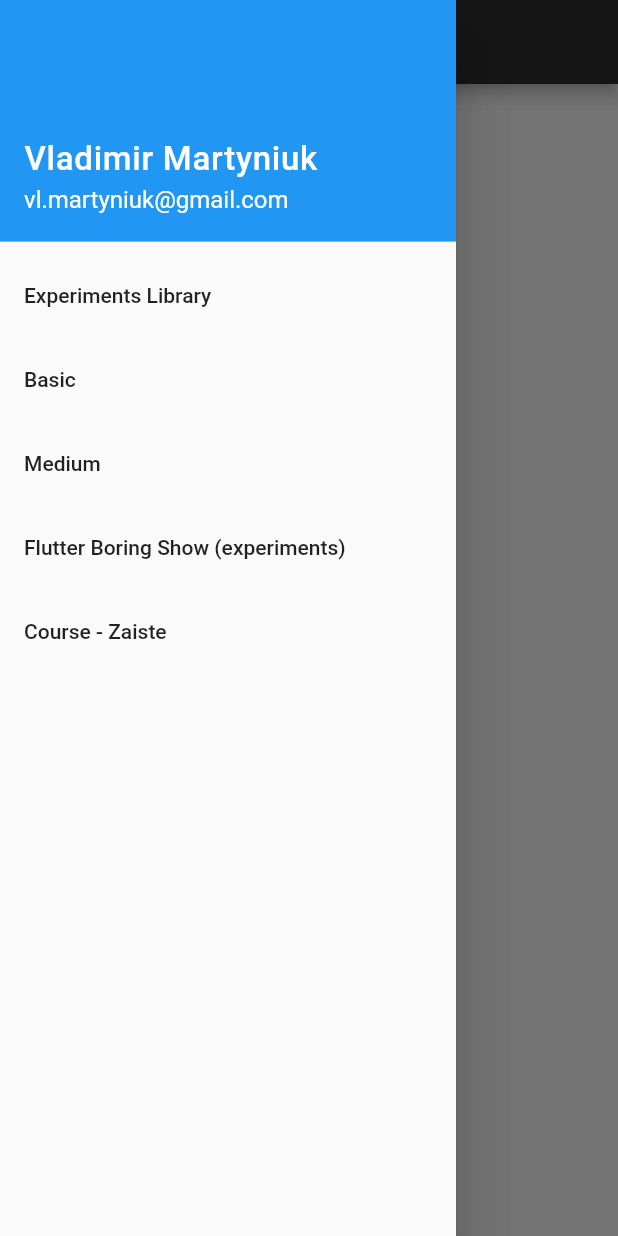
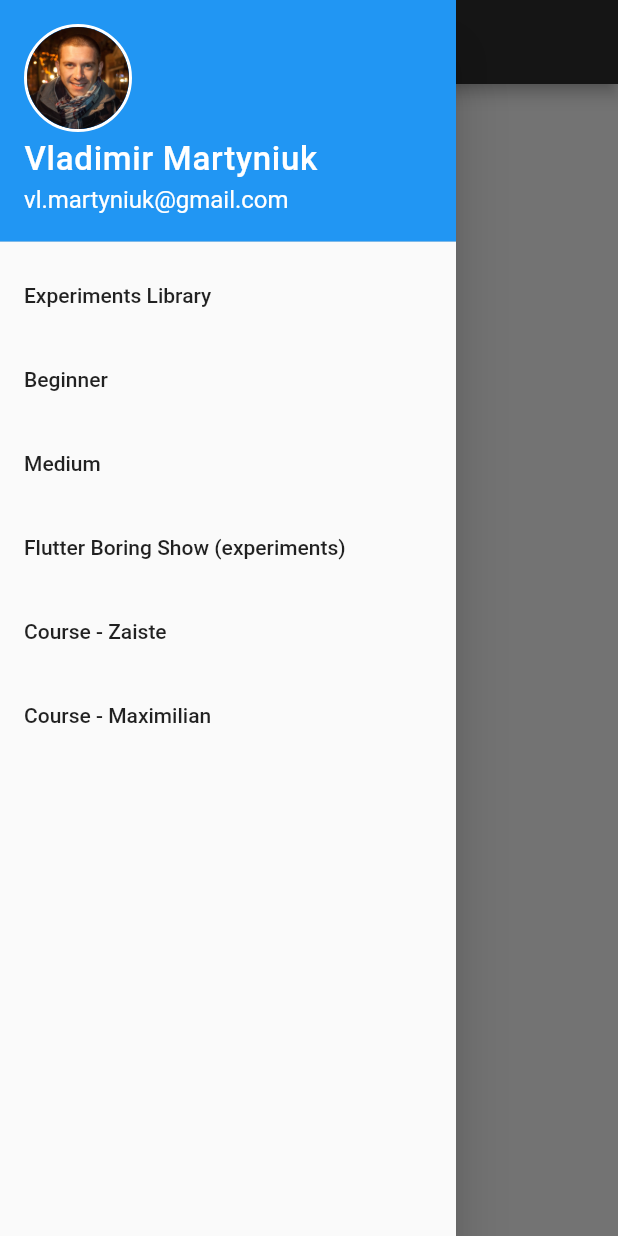
Before and after one commit to Martyniuk/flutter_widgets_lib, a Flutter app: the screen it shows after launch, with the side drawer open, on a phone screen of 412 x 824 dp. Run offline on Flutter 3.47's test engine with Material 2 defaults, Android fonts, the phone set to English and light mode, and no system bars; our stand-ins replace built_collection, built_value, carousel_slider, flutter_screenutil, flutter_slidable, font_awesome_flutter and 1 more; missing offline and left inert: clippy_flutter, gradient_text; generated files the repository leaves out were written again.

Commit message:
feat: navigation update

```diff
--- a/lib/main.dart
+++ b/lib/main.dart
@@ -23,11 +23,14 @@ import 'practice/basic/menu_options.dart';
 // import 'practice/basic/onboarding_screens2.dart';
 // import 'practice/basic/bicycle_app.dart';
 // import 'practice/basic/adidas_app.dart';
+import 'screens/beginner_difficulty_apps.dart';
+import 'screens/maximilian_course_apps.dart';
 
 // Advanced layouts
 // import 'practice/medium/travel_ui/travel_ui.dart';
 import 'practice/medium/save_animals/save_animals.dart';
 import 'practice/medium/alarm_clock/alarm_clock.dart';
+
 import 'cources/zaiste_flutter_in_practice/zaiste_main.dart';
 import 'flutter_boring_show/main_flutter_boring_show.dart';
 // import 'practice/medium/tattoo/tattoo_app.dart';
@@ -42,8 +45,15 @@ class MyApp extends StatelessWidget {
     return MaterialApp(
       debugShowCheckedModeBanner: false,
       home: HomeScreen(),
+      routes: {
+        BeginnerDifficultyApps.routeName: (BuildContext context) =>
+            BeginnerDifficultyApps(),
+        MaximilianCourseApps.routeName: (BuildContext context) =>
+            MaximilianCourseApps(),
+      },
       theme: ThemeData(
         primaryColor: Color.fromRGBO(45, 45, 45, 1.0),
+        accentColor: Color(0xff65d1ba),
       ),
     );
   }
@@ -63,6 +73,18 @@ class _HomeScreenState extends State<HomeScreen> {
           padding: EdgeInsets.zero,
           children: <Widget>[
             UserAccountsDrawerHeader(
+              currentAccountPicture: Container(
+                decoration: BoxDecoration(
+                  borderRadius: BorderRadius.circular(50.0),
+                  border: Border.all(
+                    width: 2.0,
+                    color: Colors.white,
+                  ),
+                ),
+                child: CircleAvatar(
+                  backgroundImage: AssetImage('assets/images/me_bald.jpg'),
+                ),
+              ),
               accountName: Text(
                 "Vladimir Martyniuk",
                 style: TextStyle(fontSize: 22.0, letterSpacing: .5),
@@ -77,25 +99,22 @@ class _HomeScreenState extends State<HomeScreen> {
             ListTile(
               title: Text('Experiments Library'),
               onTap: () {
+                Navigator.pop(context);
                 Navigator.of(context)
                     .push(MaterialPageRoute(builder: (context) => Library()));
               },
             ),
             ListTile(
-              title: Text('Basic'),
-              // TODO: should be a screen with all apps from basic folder
+              title: Text('Beginner'),
               onTap: () {
-                Navigator.push(
-                  context,
-                  MaterialPageRoute(
-                    builder: (context) => MenuOptions(),
-                  ),
-                );
+                Navigator.pop(context);
+                Navigator.pushNamed(context, BeginnerDifficultyApps.routeName);
               },
             ),
             ListTile(
               title: Text('Medium'),
               onTap: () {
+                Navigator.pop(context);
                 Navigator.push(
                   context,
                   MaterialPageRoute(
@@ -107,6 +126,7 @@ class _HomeScreenState extends State<HomeScreen> {
             ListTile(
               title: Text('Flutter Boring Show (experiments)'),
               onTap: () {
+                Navigator.pop(context);
                 Navigator.push(
                   context,
                   MaterialPageRoute(
@@ -118,12 +138,20 @@ class _HomeScreenState extends State<HomeScreen> {
             ListTile(
               title: Text('Course - Zaiste'),
               onTap: () {
+                Navigator.pop(context);
                 Navigator.push(
                   context,
                   MaterialPageRoute(
                     builder: (context) => ZaisteApp(),
                   ),
                 );
+              },
+            ),
+            ListTile(
+              title: Text('Course - Maximilian'),
+              onTap: () {
+                Navigator.pop(context);
+                Navigator.pushNamed(context, MaximilianCourseApps.routeName);
               },
             ),
           ],
@@ -133,9 +161,7 @@ class _HomeScreenState extends State<HomeScreen> {
 
     return Scaffold(
       drawer: _drawDrawer(),
-      appBar: AppBar(
-        title: Text('AppBar'),
-      ),
+      appBar: AppBar(),
       body: Center(
         child: Column(
           mainAxisAlignment: MainAxisAlignment.spaceAround,
--- a/lib/practice/medium/alarm_clock/screens/home_screen.dart
+++ b/lib/practice/medium/alarm_clock/screens/home_screen.dart
@@ -42,6 +42,12 @@ class _HomeScreenState extends State<HomeScreen>
     setState(() {
       _timeString = formattedDateTime;
     });
+  }
+
+  @override
+  void dispose() {
+    _tabController.dispose();
+    super.dispose();
   }
 
   @override
--- /dev/null
+++ b/lib/screens/beginner_difficulty_apps.dart
@@ -0,0 +1,16 @@
+// Core
+import 'package:flutter/material.dart';
+
+class BeginnerDifficultyApps extends StatelessWidget {
+  static String routeName = '/beginner_difficulty_apps';
+
+  @override
+  Widget build(BuildContext context) {
+    return Scaffold(
+      appBar: AppBar(),
+      body: Container(
+        child: Center(child: Text('Beginner Difficulty Apps list here')),
+      ),
+    );
+  }
+}
--- a/pubspec.yaml
+++ b/pubspec.yaml
@@ -69,6 +69,7 @@ flutter:
     - assets/images/login/
     - assets/images/streaming_app/
     - assets/images/notes_app/
+    - assets/images/me_bald.jpg
 
   # An image asset can refer to one or more resolution-specific "variants", see
   # https://flutter.dev/assets-and-images/#resolution-aware.
```
Also changed, not shown: lib/cources/maximilian_course/basics_quiz_app/quiz_app.dart (added, +17 -0 lines), lib/screens/maximilian_course_apps.dart (added, +76 -0 lines), lib/widgets/bullet.dart (added, +20 -0 lines), assets/images/me_bald.jpg (added), lib/screens/experiments_library_app.dart (added), lib/screens/flutter_boring_show_app.dart (added), lib/screens/medium_difficulty_apps.dart (added).
